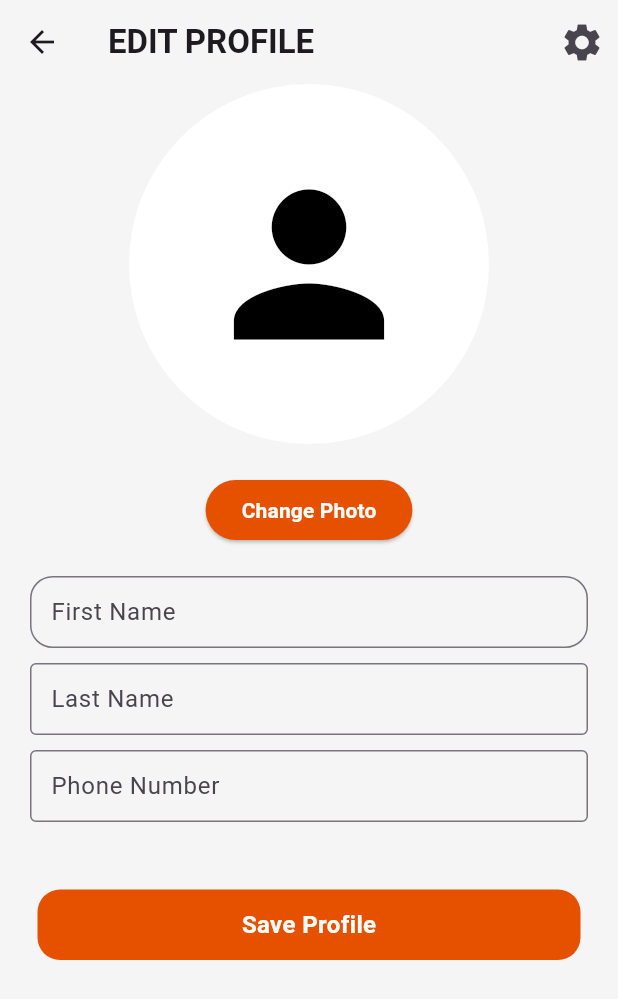
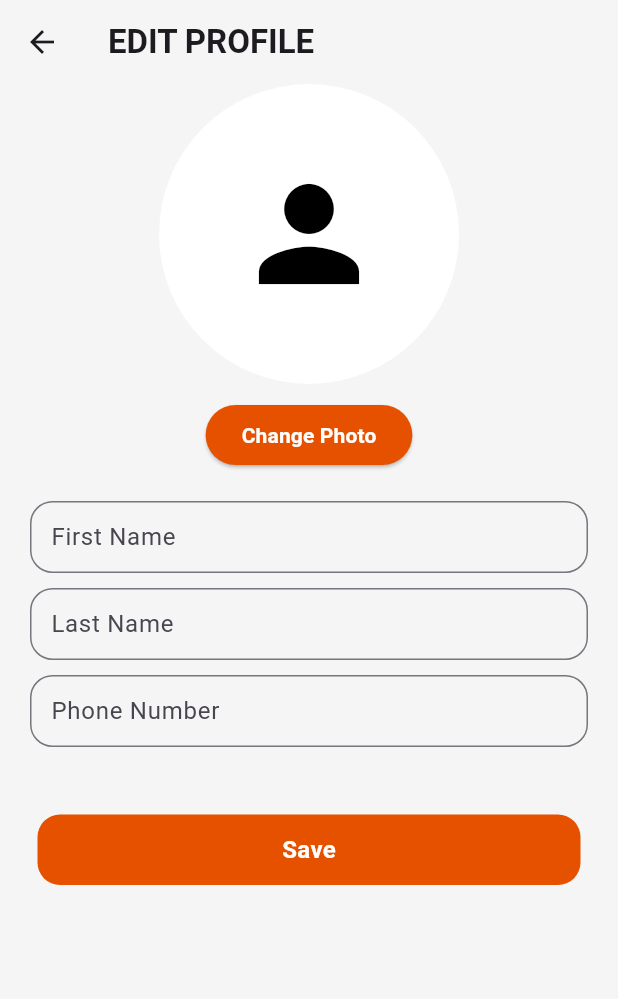
Before and after one commit to TechPyllars2024/AutoCareCarOwners, a Flutter app: the CarOwnerEditProfile screen opened directly with empty values, on a phone screen of 412 x 824 dp. Shown: the top 999 px of the screen. Run offline on Flutter 3.47's test engine with Material 3 defaults, Android fonts, the phone set to English and light mode, and no system bars; our stand-ins replace carousel_slider, cloud_firestore, curved_navigation_bar, firebase_auth, firebase_core, firebase_storage and 6 more; missing offline and left inert: flutter_pannable_rating_bar; accounts and stored records are empty.

Commit message:
update: car owner edit profile

```diff
--- a/lib/ProfileManagement/screens/car_owner_edit_profile.dart
+++ b/lib/ProfileManagement/screens/car_owner_edit_profile.dart
@@ -87,14 +87,14 @@ class _CarOwnerEditProfileState extends State<CarOwnerEditProfile> {
           'EDIT PROFILE',
           style: TextStyle(fontWeight: FontWeight.bold),
         ),
-        actions: [
-          IconButton(
-              onPressed: () => {},
-              icon: const Icon(
-                Icons.settings,
-                size: 30,
-              )),
-        ],
+        // actions: [
+        //   IconButton(
+        //       onPressed: () => {},
+        //       icon: const Icon(
+        //         Icons.settings,
+        //         size: 30,
+        //       )),
+        // ],
       ),
       body: _isLoading
           ? const Center(child: CircularProgressIndicator())
@@ -103,7 +103,7 @@ class _CarOwnerEditProfileState extends State<CarOwnerEditProfile> {
                 children: [
                   GestureDetector(
                     child: CircleAvatar(
-                      radius: 120,
+                      radius: 100,
                       backgroundColor: Colors.white,
                       backgroundImage: _image != null
                           ? FileImage(_image!)
@@ -113,11 +113,11 @@ class _CarOwnerEditProfileState extends State<CarOwnerEditProfile> {
                       child:
                           _image == null && profileImageController.text.isEmpty
                               ? const Icon(Icons.person,
-                                  size: 150, color: Colors.black)
+                                  size: 100, color: Colors.black)
                               : null,
                     ),
                   ),
-                  const SizedBox(height: 20),
+                  const SizedBox(height: 10),
                   ElevatedButton(
                     style: ButtonStyle(
                       backgroundColor:
@@ -132,12 +132,17 @@ class _CarOwnerEditProfileState extends State<CarOwnerEditProfile> {
                     padding: const EdgeInsets.only(left: 20, right: 20, top: 20),
                     child: TextField(
                       controller: firstNameController,
-                      decoration: const InputDecoration(
+                      decoration:  InputDecoration(
                         border: OutlineInputBorder(
                           borderRadius: BorderRadius.all(Radius.circular(15)),
                           borderSide: BorderSide(color: Colors.orange
                           ),
                         ),
+                        focusedBorder: OutlineInputBorder(
+                          borderRadius: BorderRadius.all(Radius.circular(15)),
+                          borderSide: BorderSide(color: Colors.orange.shade900), // Border color when focused
+                        ),
+
                         hintText: 'First Name',
                         contentPadding: EdgeInsets.all(10),
                       ),
@@ -147,8 +152,17 @@ class _CarOwnerEditProfileState extends State<CarOwnerEditProfile> {
                     padding: const EdgeInsets.only(left: 20, right: 20, top: 10),
                     child: TextField(
                       controller: lastNameController,
-                      decoration: const InputDecoration(
-                        border: OutlineInputBorder(),
+                      decoration:  InputDecoration(
+                        border: OutlineInputBorder(
+                          borderRadius: BorderRadius.all(Radius.circular(15)),
+                          borderSide: BorderSide(color: Colors.orange.shade900
+                          ),
+                        ),
+                        focusedBorder: OutlineInputBorder(
+                          borderRadius: BorderRadius.all(Radius.circular(15)),
+                          borderSide: BorderSide(color: Colors.orange.shade900), // Border color when focused
+                        ),
+
                         hintText: 'Last Name',
                         contentPadding: EdgeInsets.all(10),
                       ),
@@ -158,8 +172,17 @@ class _CarOwnerEditProfileState extends State<CarOwnerEditProfile> {
                     padding: const EdgeInsets.only(left: 20, right: 20, top: 10),
                     child: TextField(
                       controller: phoneNumberController,
-                      decoration: const InputDecoration(
-                        border: OutlineInputBorder(),
+                      decoration:  InputDecoration(
+                        border: OutlineInputBorder(
+                          borderRadius: BorderRadius.all(Radius.circular(15)),
+                          borderSide: BorderSide(color: Colors.orange
+                          ),
+                        ),
+                        focusedBorder: OutlineInputBorder(
+                          borderRadius: BorderRadius.all(Radius.circular(15)),
+                          borderSide: BorderSide(color: Colors.orange.shade900), // Border color when focused
+                        ),
+
                         hintText: 'Phone Number',
                         contentPadding: EdgeInsets.all(10),
                       ),
@@ -173,7 +196,7 @@ class _CarOwnerEditProfileState extends State<CarOwnerEditProfile> {
                   const SizedBox(height: 20),
                   WideButtons(
                       onTap: _saveProfile,
-                      text: "Save Profile"
+                      text: "Save"
                   ),
                 ],
               ),
```
